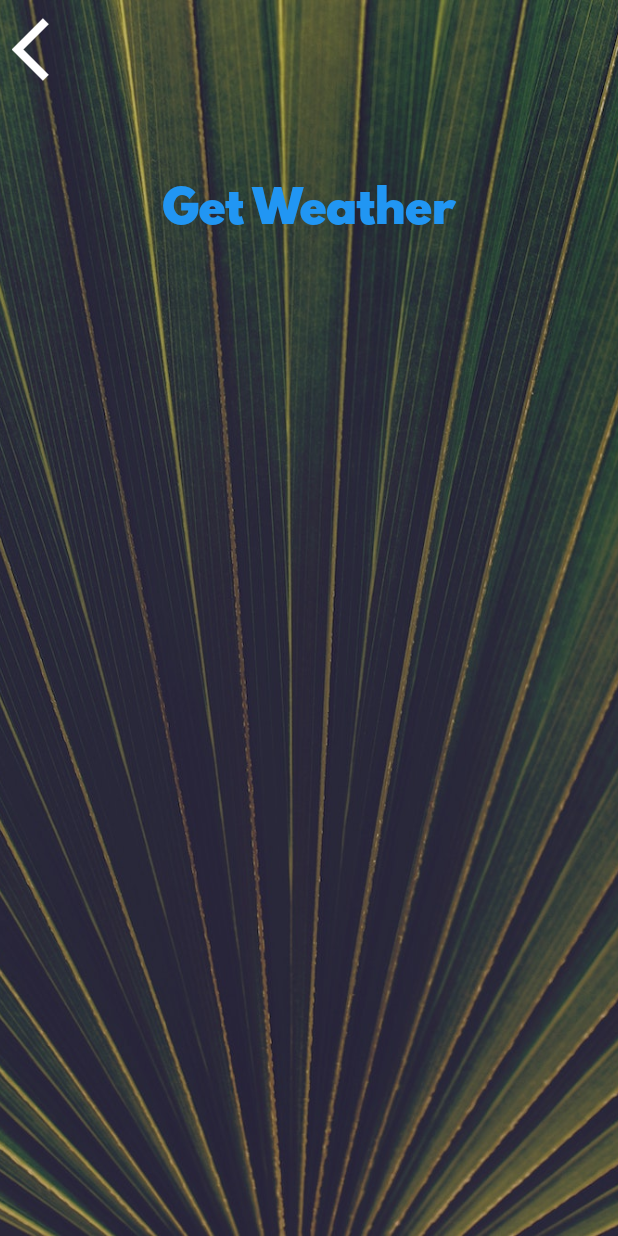
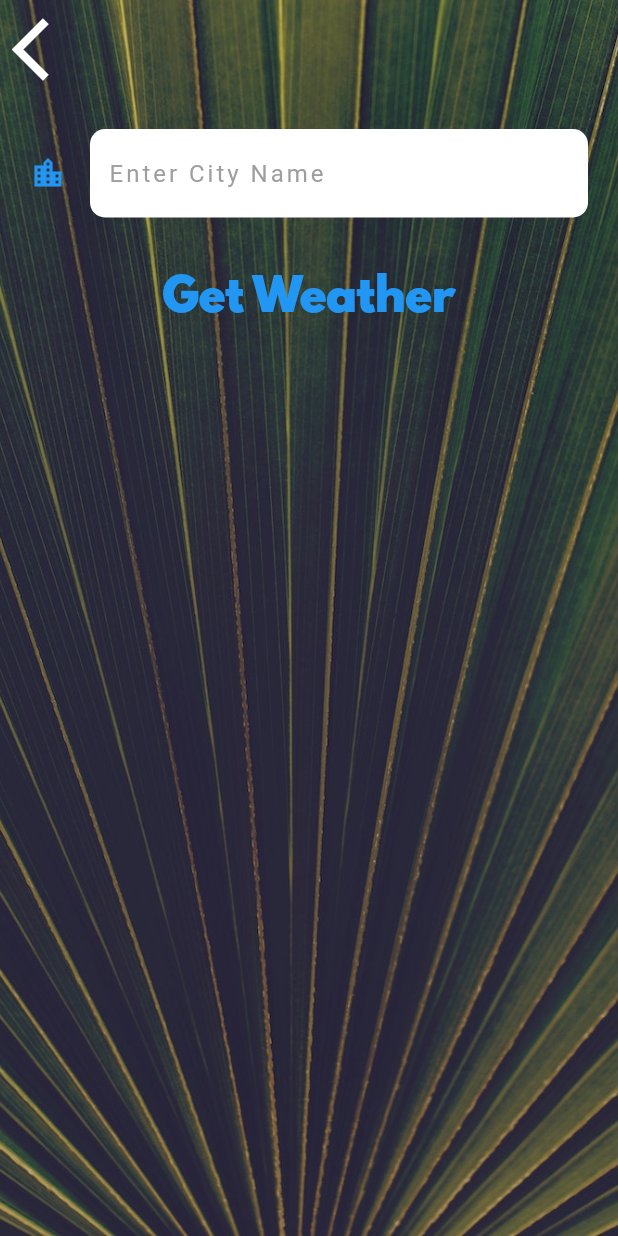
Before and after one commit to KaungThant-Zin/clima_flutter, a Flutter app: the CityScreen screen opened directly, on a phone screen of 412 x 824 dp. Run offline on Flutter 3.47's test engine with Material 2 defaults, Android fonts, the phone set to English and light mode, and no system bars; our stand-ins replace flutter_spinkit, geolocator; network calls fail.

Commit message:
input box

```diff
--- a/lib/screens/city_screen.dart
+++ b/lib/screens/city_screen.dart
@@ -38,7 +38,13 @@ class _CityScreenState extends State<CityScreen> {
               ),
               Container(
                 padding: const EdgeInsets.all(20.0),
-                child: null,
+                child: const TextField(
+                  style: TextStyle(
+                    color: Colors.black,
+                    letterSpacing: 2.0,
+                  ),
+                  decoration: kTextInputDecoration,
+                ),
               ),
               TextButton(
                 onPressed: () {},
--- a/lib/utilities/constants.dart
+++ b/lib/utilities/constants.dart
@@ -18,3 +18,22 @@ const kButtonTextStyle = TextStyle(
 const kConditionTextStyle = TextStyle(
   fontSize: 100.0,
 );
+
+const kTextInputDecoration = InputDecoration(
+  filled: true,
+  fillColor: Colors.white,
+  icon: Icon(
+    Icons.location_city,
+    color: Colors.blue,
+  ),
+  hintText: 'Enter City Name',
+  hintStyle: TextStyle(
+    color: Colors.grey,
+  ),
+  border: OutlineInputBorder(
+    borderRadius: BorderRadius.all(
+      Radius.circular(10.0),
+    ),
+    borderSide: BorderSide.none,
+  ),
+);
```
